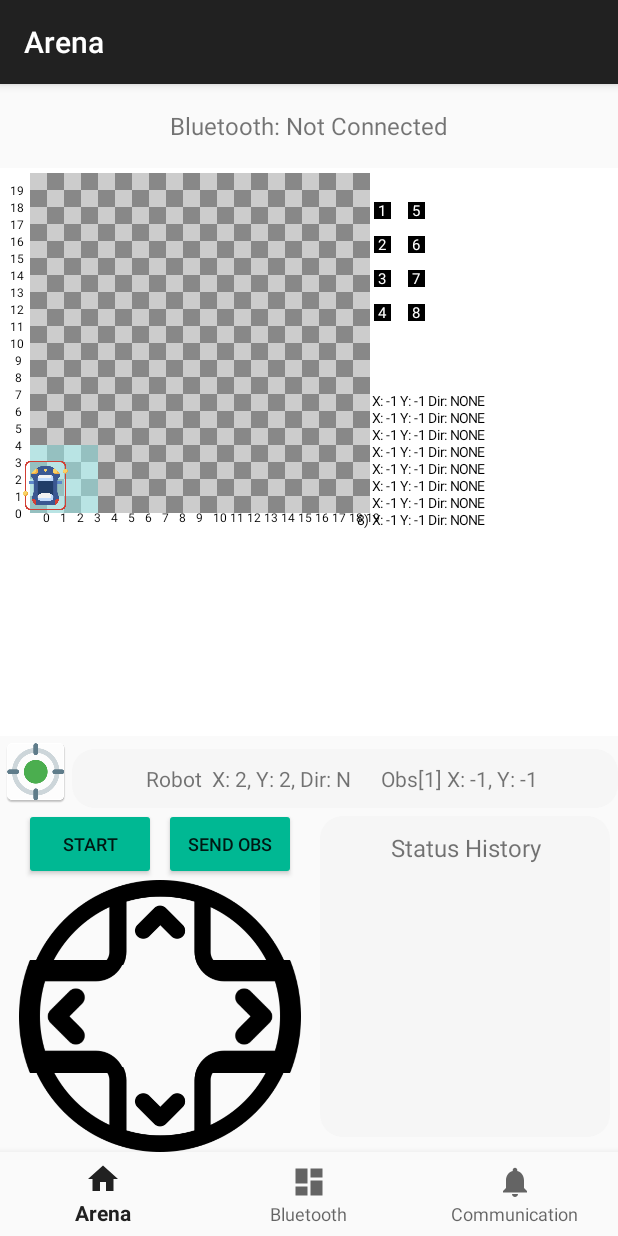
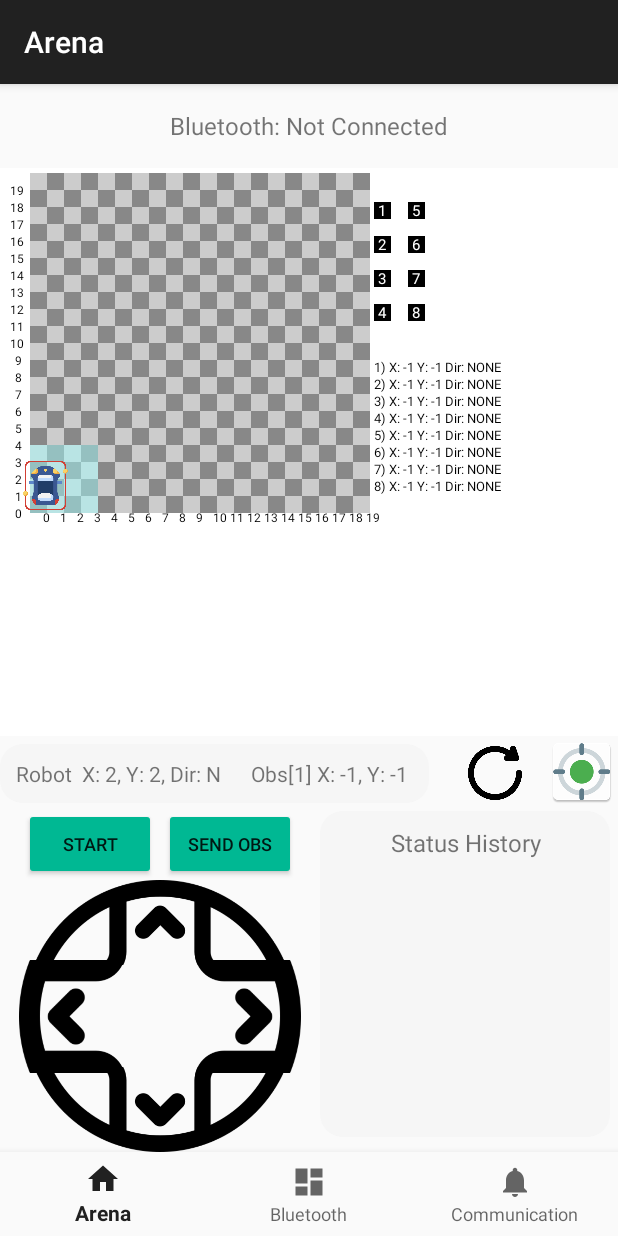
Before and after one commit to NicChoo96/MDP_Group29_Android, an Android app: the screen it shows after launch (MainActivity), on a phone screen of 412 x 824 dp. Run offline under Robolectric (Android 15) with nearby library versions, the phone set to English and light mode, and no system bars; our stand-ins replace navigation-ui.

Commit message:
Added Reset Functionality and buttons

```diff
--- a/app/src/main/java/com/example/mdp_grp29/ui/arena/ArenaFragment.java
+++ b/app/src/main/java/com/example/mdp_grp29/ui/arena/ArenaFragment.java
@@ -51,7 +51,7 @@ public class ArenaFragment extends Fragment {
     private ImageButton leftButton;
     private ImageButton rightButton;
     private Button startButton;
-    private Button resetBotButton;
+    private Button resetArenaButton;
     private TextView robotInfoTextView;
     private TextView obstacleInfoTextView;
 
@@ -123,7 +123,7 @@ public class ArenaFragment extends Fragment {
         leftButton = view.findViewById(R.id.left_button);
         rightButton = view.findViewById(R.id.right_button);
         startButton = view.findViewById(R.id.start_button);
-        resetBotButton = view.findViewById(R.id.reset_robot_button);
+        resetArenaButton = view.findViewById(R.id.reset_button);
         robotInfoTextView = view.findViewById(R.id.robot_info_text_view);
         obstacleInfoTextView = view.findViewById(R.id.obstacle_text_view);
         statusHistoryLV = view.findViewById(R.id.status_history_listview);
@@ -134,10 +134,11 @@ public class ArenaFragment extends Fragment {
         statusHistoryLV.setAdapter(statusHistoryArrayAdapter);
 
 
-        resetBotButton.setOnClickListener(new View.OnClickListener(){
+        resetArenaButton.setOnClickListener(new View.OnClickListener(){
             @Override
             public void onClick(View view){
-                arenaView.resetRobot();
+                statusHistoryArrayAdapter.clear();
+                arenaView.resetAllArenaObjects();
             }
         });
 
@@ -268,7 +269,6 @@ public class ArenaFragment extends Fragment {
                     statusHistoryArrayAdapter.insert(Command.REMOTE_STATUS[i][1], 0);
                     return;
                 }
-
             }
         }
     }
--- a/app/src/main/java/com/example/mdp_grp29/ui/arena/ArenaView.java
+++ b/app/src/main/java/com/example/mdp_grp29/ui/arena/ArenaView.java
@@ -161,9 +161,8 @@ public class ArenaView extends View {
 
         originalScale = CELL_SIZE;
 
-
         // Calculate the desired size as a proportion of our testTextSize.
-        float desiredTextSize = 500f * CELL_SIZE/getWidth();
+        float desiredTextSize = 480f * CELL_SIZE/getWidth();
         Log.d(TAG, "Desired Text: " + desiredTextSize);
         // Set the paint for that size.
         obstacleTextPaint.setTextSize(desiredTextSize);
@@ -323,7 +322,9 @@ public class ArenaView extends View {
     public void resetAllArenaObjects()
     {
         obsArray.resetObstacles(initialObstacleCanvasPos);
-        robotCar.resetRobotCar(initialRobotPos);
+        robotCar.robotPosition.x = initialRobotPos.x;
+        robotCar.robotPosition.y = initialRobotPos.y;
+        robotCar.robotOrientationAngle = RobotCar.NORTH;
         invalidate();
         arenaFragment.updateRobotInfoTextView(robotCar.robotPosition, robotCar.robotOrientationAngle);
         arenaFragment.updateObstacleInfoTextView(0, new Vector2D(-1, -1));
@@ -384,13 +385,6 @@ public class ArenaView extends View {
 
 
         return robotMovement;
-    }
-
-    public void resetRobot(){
-        robotCar.robotPosition.x = initialRobotPos.x;
-        robotCar.robotPosition.y = initialRobotPos.y;
-        robotCar.robotOrientationAngle = RobotCar.NORTH;
-        invalidate();
     }
 
     private void displayRobot(Canvas canvas){
@@ -527,8 +521,8 @@ public class ArenaView extends View {
             obstaclePosY = (int)obsArray.getObstaclePos(i).y;
             canvas.drawText((i+1) + ") X: " + obstaclePosX+
                     " Y: " + obstaclePosY + " Dir: " + obsArray.getObstacleDir(i),
-                    (NUM_COLUMNS+1f) * CELL_SIZE,
-                    (i+14f)*CELL_SIZE, obstacleTextPaint);
+                    (NUM_COLUMNS+2f) * CELL_SIZE,
+                    (i+12f)*CELL_SIZE, obstacleTextPaint);
         }
     }
 
--- a/app/src/main/res/layout/fragment_arena.xml
+++ b/app/src/main/res/layout/fragment_arena.xml
@@ -22,25 +22,43 @@
         android:layout_height="wrap_content"
         android:contentDescription="TODO"
         android:src="@mipmap/focus"
-        app:layout_constraintBottom_toTopOf="@+id/btns_layout"
         app:layout_constraintEnd_toEndOf="parent"
-        app:layout_constraintHorizontal_bias="0.0"
-        app:layout_constraintStart_toStartOf="parent"
+        app:layout_constraintHorizontal_bias="1.0"
+        app:layout_constraintStart_toEndOf="@+id/pos_info_layout"
         app:layout_constraintTop_toBottomOf="@+id/arenaView"
-        app:layout_constraintVertical_bias="0.0"
         tools:ignore="ImageContrastCheck" />
+
+    <Button
+        android:id="@+id/reset_button"
+        android:layout_width="48dp"
+        android:layout_height="48dp"
+        android:layout_marginStart="10dp"
+        android:layout_marginTop="4dp"
+        android:layout_marginEnd="10dp"
+        android:layout_marginBottom="5dp"
+        android:background="@drawable/reset"
+        app:layout_constraintBottom_toTopOf="@+id/history_layout"
+        app:layout_constraintEnd_toStartOf="@+id/focus_button"
+        app:layout_constraintHorizontal_bias="1.0"
+        app:layout_constraintStart_toEndOf="@+id/pos_info_layout"
+        app:layout_constraintTop_toBottomOf="@+id/arenaView"
+        tools:ignore="TouchTargetSizeCheck" />
 
     <LinearLayout
         android:id="@+id/pos_info_layout"
         android:layout_width="0dp"
         android:layout_height="wrap_content"
+        android:layout_marginTop="5dp"
+        android:layout_marginEnd="78dp"
         android:background="@drawable/rounded_corner"
         android:gravity="center"
         android:orientation="horizontal"
         android:padding="10dp"
         app:layout_constraintBottom_toTopOf="@+id/btns_layout"
-        app:layout_constraintEnd_toEndOf="parent"
-        app:layout_constraintStart_toEndOf="@+id/focus_button">
+        app:layout_constraintEnd_toStartOf="@+id/focus_button"
+        app:layout_constraintStart_toStartOf="parent"
+        app:layout_constraintTop_toBottomOf="@+id/arenaView"
+        app:layout_constraintVertical_bias="0.0">
 
         <TextView
             android:id="@+id/robot_info_text_view"
@@ -209,18 +227,4 @@
         app:layout_constraintTop_toBottomOf="@+id/send_obstacles_button"
         app:layout_constraintWidth_percent="0.25" />
 
-    <Button
-        android:id="@+id/reset_robot_button"
-        android:layout_width="wrap_content"
-        android:layout_height="wrap_content"
-        android:layout_marginBottom="246dp"
-        android:text="Rst Bot"
-        android:visibility="gone"
-        app:layout_constraintBottom_toTopOf="@+id/up_button"
-        app:layout_constraintEnd_toStartOf="@+id/start_button"
-        app:layout_constraintHorizontal_bias="0.0"
-        app:layout_constraintStart_toEndOf="@+id/focus_button"
-        app:layout_constraintTop_toBottomOf="@+id/arenaView"
-        app:layout_constraintVertical_bias="0.0" />
-
 </androidx.constraintlayout.widget.ConstraintLayout>
```
Also changed, not shown: app/src/main/res/drawable/reset.png (added).
